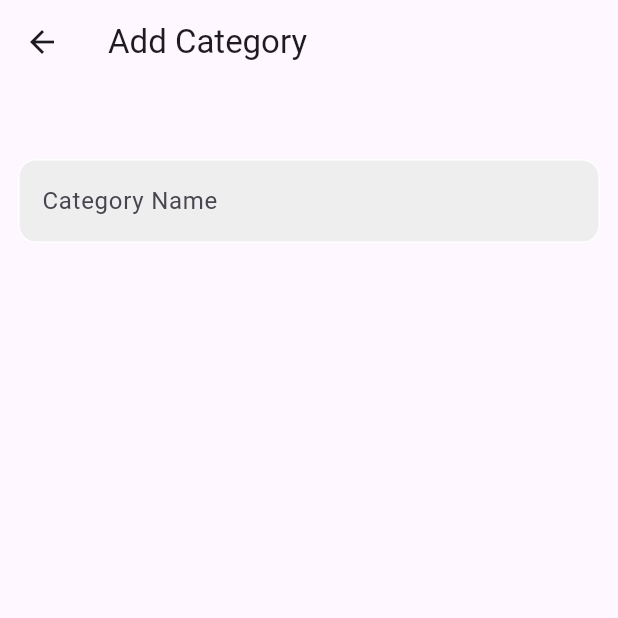
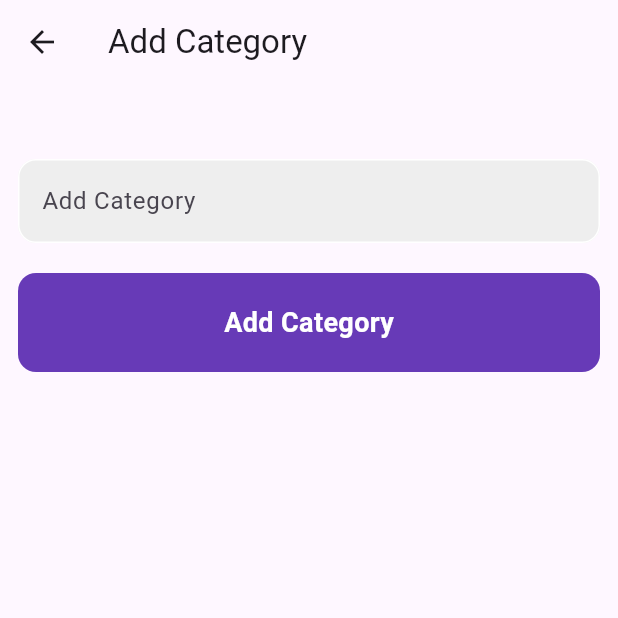
Before and after one commit to MohamedFares09/Firebase-Advanced, a Flutter app: the AddCategory screen opened directly, on a phone screen of 412 x 824 dp, the top half of it. Run offline on Flutter 3.47's test engine with Material 3 defaults, Android fonts, the phone set to English and light mode, and no system bars; our stand-ins replace firebase_auth, firebase_core, fluttertoast; accounts and stored records are empty.

Commit message:
add button in add category file

```diff
--- a/lib/category/add_category.dart
+++ b/lib/category/add_category.dart
@@ -1,4 +1,5 @@
 import 'package:firebase_advanced/l10n/app_localizations.dart';
+import 'package:firebase_advanced/widgets/custom_button.dart';
 import 'package:firebase_advanced/widgets/custom_text_field.dart';
 import 'package:flutter/material.dart';
 
@@ -30,7 +31,9 @@ class _AddCategoryState extends State<AddCategory> {
         child: Column(
           children: [
             const SizedBox(height: 50),
-            CustomTextField(controller: controller, hintText: "Category Name"),
+            CustomTextField(controller: controller, hintText: l10n.addCategory),
+            SizedBox(height: 20),
+            CustomButton(onTap: () {}, text: l10n.addCategory),
           ],
         ),
       ),
```
